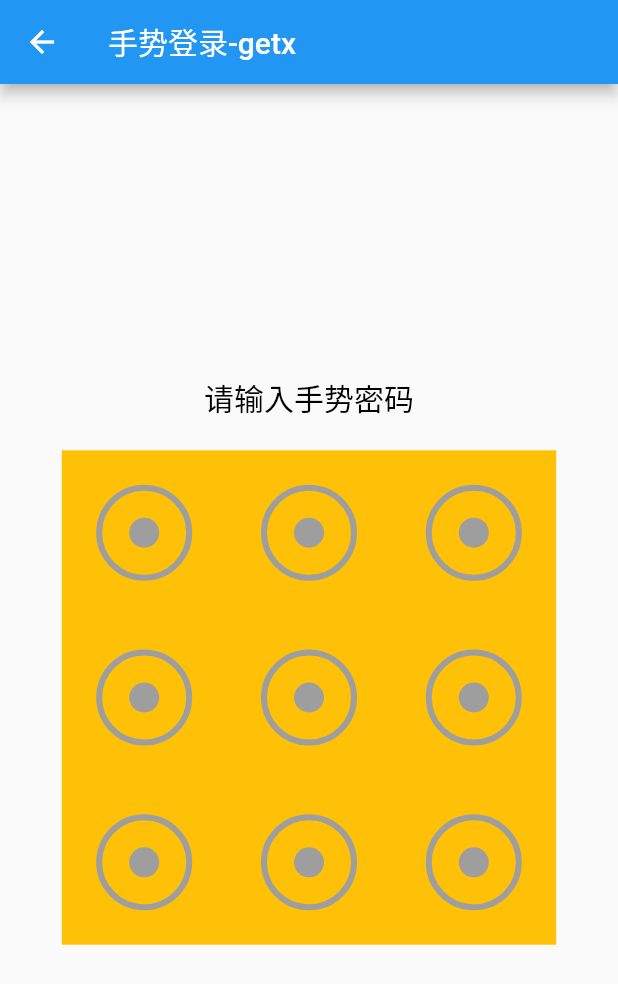
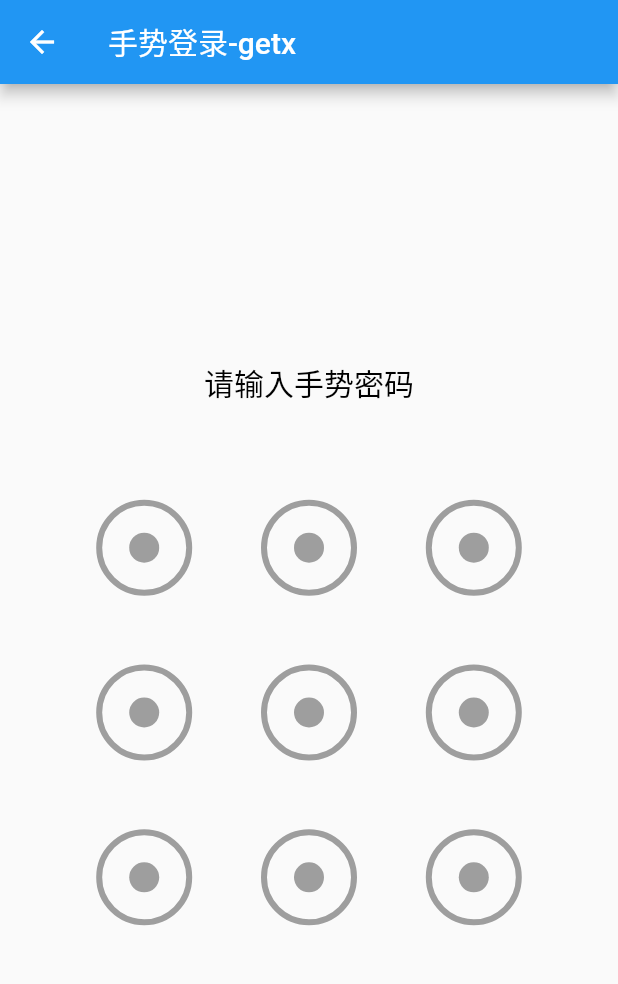
Before and after one commit to shen0909/flutter_study_package, a Flutter app: the GMainPage screen opened by its route, on a phone screen of 412 x 824 dp. Shown: the top 984 px of the screen. Run offline on Flutter 3.47's test engine with Material 2 defaults, Android fonts, the phone set to English and light mode, and no system bars; our stand-ins replace calendar_date_picker2, dio, event_bus, file_picker, get, go_router and 4 more; missing offline and left inert: dart:ffi; accounts and stored records are empty.

Commit message:
手势密码登录-getx2

```diff
--- a/lib/手势密码登录-getx/ggesture/ggesture_state.dart
+++ b/lib/手势密码登录-getx/ggesture/ggesture_state.dart
@@ -14,8 +14,12 @@ class GgestureState {
   List<int> setPwd = []; //设置的密码
   final int inNum = 5; // 输入密码次数 默认为4
 
+  //—————— 动画 ————————
   String textTip = "请输入手势密码"; // 提示信息
   Color textColor = Colors.black;
+  late AnimationController animationController;
+  late Animation<double> animationMag;
+  late Animation<Color?> animationColor;
 
   GlobalKey<PwdPanState> PwdPanStateKey = GlobalKey();
 
--- a/lib/手势密码登录-getx/ggesture/ggesture_view.dart
+++ b/lib/手势密码登录-getx/ggesture/ggesture_view.dart
@@ -1,6 +1,7 @@
 import 'package:flutter/material.dart';
+import 'package:flutterapp/%E6%89%8B%E5%8A%BF%E5%AF%86%E7%A0%81%E7%99%BB%E5%BD%95-getx/ggesture/ggesture_state.dart';
 import 'package:get/get.dart';
-import '../widgets/pwd_pan.dart';
+import '../pwdpan/pwdpan_view.dart';
 import 'ggesture_logic.dart';
 
 class GgesturePage extends StatelessWidget {
@@ -11,30 +12,60 @@ class GgesturePage extends StatelessWidget {
   Widget build(BuildContext context) {
     final logic = Get.put(GgestureLogic());
     final state = Get.find<GgestureLogic>().state;
-    double size = MediaQuery.of(context).size.width * 0.8;
 
     return GetBuilder<GgestureLogic>(builder: (logic) {
       return Column(
         crossAxisAlignment: CrossAxisAlignment.center,
         mainAxisAlignment: MainAxisAlignment.center,
         children: [
-          Text(state.textTip,style: TextStyle(fontSize: 20,color: state.textColor),),
+          AnimatedBuilder(
+              animation: state.animationMag,
+              builder: (context,child){
+                return AnimatedBuilder(
+                  animation: state.animationColor,
+                  builder: (BuildContext context, Widget? child) {
+                    return Container(
+                        margin:EdgeInsets.only(
+                          bottom: 20,
+                          left: _errorPwd(state) * 110,
+                          right: state.animationMag.value,
+                        ) ,
+                        child: Text(state.textTip,style: TextStyle(fontSize: 20,color: state.animationColor.value),));
+                  },
+                );
+              }),
           const SizedBox(height: 20,),
           // 绘制密码盘
-          Center(
-            child: Container(
-              color: Colors.amber,
-              /* PwdPan 封装的密码盘绘制 类*/
-              child: PwdPan(
-                key:state.PwdPanStateKey,
-                size: size,
-                onPanUp: (List<int> items) {  },
-                onPanDown: () {  },
-              ),
-            ),
-          )
+          const Center(
+            child: PwdpanPage(),
+          ),
+          // Center(
+          //   child: Container(
+          //     color: Colors.amber,
+          //     /* PwdPan 封装的密码盘绘制 类*/
+          //     child: PwdPan(
+          //       key:state.PwdPanStateKey,
+          //       size: size,
+          //       onPanUp: (List<int> items) {  },
+          //       onPanDown: () {  },
+          //     ),
+          //   ),
+          // )
         ],
       );
     });
   }
+
+  // 错误文字的大小
+  double _errorPwd(GgestureState state){
+    double x = state.animationMag.value; // 变化速度 0-10,
+    double d = x - x.truncate(); // 获取这个数字的小数部分
+    double? y;
+    if (d <= 0.5) {
+      y = 2 * d;
+    } else {
+      y = 1 - 2 * (d - 0.5);
+    }
+    return y;
+  }
 }
--- /dev/null
+++ b/lib/手势密码登录-getx/pwdpan/pwdpan_logic.dart
@@ -0,0 +1,111 @@
+import 'package:flutter/cupertino.dart';
+import 'package:flutter/material.dart';
+import 'package:get/get.dart';
+import '../../手势密码登录/point.dart';
+import 'pwdpan_state.dart';
+
+class PwdpanLogic extends GetxController {
+
+
+  final PwdpanState state = PwdpanState();
+
+  set(BuildContext context){
+    state.size = MediaQuery.of(context).size.width * 0.8;
+    final realRingSize = state.ringRadius + state.ringWidth / 2;
+    final gapWidth = state.size / 6 - realRingSize;
+    state.realRadius = state.ringRadius + state.ringWidth/2;
+
+    for (int i = 0; i < 9; i++) {
+      double x = gapWidth + realRingSize;
+      double y = gapWidth + realRingSize;
+      // 计算每个点的相对位置
+      state.points.add(Point(
+          x: (1 + i % 3 * 2) * x,
+          y: (1 + i ~/ 3 * 2) * y,
+          position: i
+      ));
+    }
+    update();
+  }
+
+  // 按下方法-----初始化
+  /* 1、修改选中颜色
+   * 2、文字提醒
+   * 3、清空路径圆点*/
+  onPanDown(DragDownDetails e,BuildContext context){
+    print("按下");
+    _clearAllData();
+  }
+
+  // 移动时
+  onPanUpdate(DragUpdateDetails e,BuildContext context){
+    print("正在移动");
+    /*获取用户在屏幕上的点击位置，并将其转换为相对于当前组件的坐标系中的偏移量*/
+    /*context.findRenderObject() 用于获取当前组件的渲染对象，即 RenderBox*/
+    /*box.globalToLocal(e.globalPosition) 则用于将全局坐标系中的点击位置转换为相对于当前组件的坐标系中的偏移量*/
+
+    RenderObject? box = context.findRenderObject() as RenderBox;
+    if (box is RenderBox) {
+      Offset offset = box.globalToLocal(e.globalPosition);
+      _slideDealt(offset);
+      state.curPoint = Point(x: offset.dx, y: offset.dy,position: -1);
+    }
+    update();
+  }
+
+  // 抬起时，传回密码索引，更新当前点
+  onPanEnd(DragEndDetails e,BuildContext context){
+    print("抬起");
+    /* 如果路径不为空
+     * 则，更新当前最后的那个圆点*/
+    if (state.pathPoints.isNotEmpty) {
+      state.curPoint = state.pathPoints[state.pathPoints.length - 1];
+      /* 处理当前路径圆点的索引，将其转换成int 类型的列表*/
+      List<int> items = state.pathPoints.map((e) => e.position).toList();
+      // onPanUp(items);
+      // if (state.immediatelyClear) _clearAllData(); //clear data
+      update();
+    }
+  }
+
+  // 滑动处理圆点
+  _slideDealt(Offset offSet) {
+    /* xPosition 和 yPosition 分别表示当前偏移量所在的列和行的索引，初始值为 -1。
+     * for 循环会遍历 0-2 3行3列*/
+    int xPosition = -1;
+    int yPosition = -1;
+    for (int i = 0 ; i < 3 ; i++) {
+      /* 判断条件
+       * 1、xPosition == -1 此时，行还未找到
+       * 2、偏移量的 x 坐标在当前点的范围内（即 points[i].x-realRadius 到 points[i].x+realRadius 之间*/
+      if (xPosition == -1 && state.points[i].x+state.realRadius >= offSet.dx && offSet.dx >= state.points[i].x-state.realRadius) {
+        xPosition = i;
+      }
+      if (yPosition == -1 && state.points[i*3].y+state.realRadius >= offSet.dy && offSet.dy >= state.points[i*3].y - state.realRadius) {
+        yPosition = i;
+      }
+    }
+    /*如果 xPosition 或 yPosition 的值仍为 -1，则说明偏移量不在任何一个点的范围内，直接返回*/
+    if (xPosition == -1 || yPosition == -1) return;
+    /*否则，根据列和行的索引计算出该点在九宫格中的位置，并将其索引赋值给 position 变量*/
+    /* 索引和行和列的关系
+     * 列 *3 + 行
+     * 索引 8 = 2*3 + 2*/
+    int position = yPosition*3+xPosition;
+    /* 如果当前索引所对应的点已经被选择 则修改其颜色，并将其加入到 pathPoints 路径圆点中*/
+    if (!state.points[position].isSelect) {
+      state.points[position].isSelect = true;
+      state.pathPoints.add(state.points[position]);
+    }
+    update();
+  }
+
+  // 清空路径圆点
+  _clearAllData() {
+    for (int i = 0 ; i < 9 ; i++) {
+      state.points[i].isSelect = false;
+    }
+    state.pathPoints.clear();
+    update();
+  }
+}
--- /dev/null
+++ b/lib/手势密码登录-getx/pwdpan/pwdpan_state.dart
@@ -0,0 +1,25 @@
+import 'package:flutter/material.dart';
+import '../../手势密码登录/point.dart';
+
+class PwdpanState {
+
+  late  double size = 0; /* 密码盘大小*/
+  Color selectColor = Colors.blue; /* 选中颜色 */
+  Color unSelectColor = Colors.grey; /* 未选中颜色 */
+  final double ringWidth = 4;
+  final double ringRadius = 30;
+  final double circleRadius = 10;
+  final double lineWidth = 6;
+  double realRadius = 0;
+  final bool showUnSelectRing = true;
+  final bool immediatelyClear = true;
+  List<Point> pathPoints = []; // 路径圆点集合
+  final List<Point> points = []; // 所有圆点
+  late Point curPoint = Point(x: -1, y: -1, position: -1) ; // 当前的鼠标所指的点
+  late final Function() onPanDown;
+  late final Function(List<int>) onPanUp;
+
+  PwdpanState() {
+    ///Initialize variables
+  }
+}
--- /dev/null
+++ b/lib/手势密码登录-getx/pwdpan/pwdpan_view.dart
@@ -0,0 +1,52 @@
+import 'package:flutter/material.dart';
+import 'package:get/get.dart';
+
+import '../../手势密码登录/line_view.dart';
+import '../../手势密码登录/point_view.dart';
+import 'pwdpan_logic.dart';
+
+class PwdpanPage extends StatelessWidget {
+  const PwdpanPage({Key? key}) : super(key: key);
+
+  @override
+  Widget build(BuildContext context) {
+    final logic = Get.put(PwdpanLogic());
+    final state = Get.find<PwdpanLogic>().state;
+
+    logic.set(context);
+
+    return GetBuilder<PwdpanLogic>(builder: (logic) {
+      return Stack(
+        children:<Widget> [
+          // 绘制圆圈
+          CustomPaint(
+            size: Size(state.size, state.size),
+            painter: PointView(
+                ringWidth: state.ringWidth,
+                ringRadius: state.ringRadius,
+                showUnSelectRing: state.showUnSelectRing,
+                circleRadius: state.circleRadius,
+                selectColor: state.selectColor,
+                unSelectColor: state.unSelectColor,
+                points: state.points
+            ),
+          ),
+          GestureDetector(
+            onPanDown: (DragDownDetails e)=>logic.onPanDown(e, context),
+            onPanUpdate: (DragUpdateDetails e)=>logic.onPanUpdate(e, context),
+            onPanEnd: (DragEndDetails e)=>logic.onPanEnd(e, context),
+            child: CustomPaint(
+              size: Size(state.size, state.size),
+              painter: LineView(
+                  pathPoints: state.pathPoints,
+                  selectColor: state.selectColor,
+                  lineWidth: state.lineWidth,
+                  curPoint: state.curPoint
+              ),
+            ),
+          ),
+        ],
+      );
+    });
+  }
+}
```
Also changed, not shown: lib/手势密码登录-getx/ggesture/ggesture_logic.dart (+38 -2 lines), lib/手势密码登录-getx/widgets/pwd_pan.dart (+18 -3 lines).
